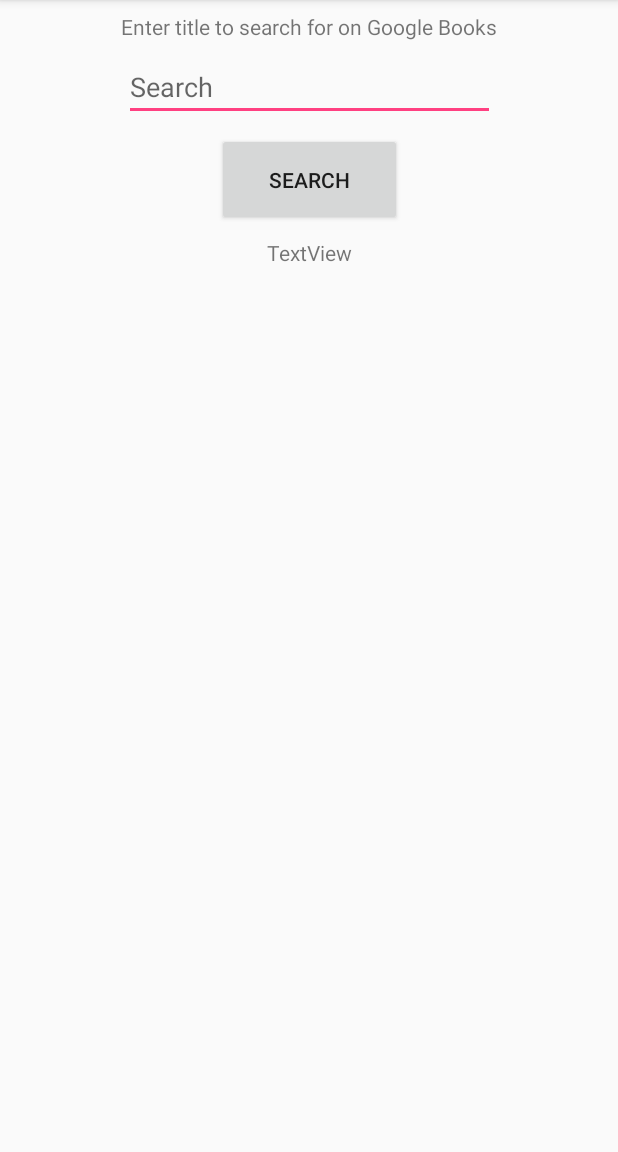
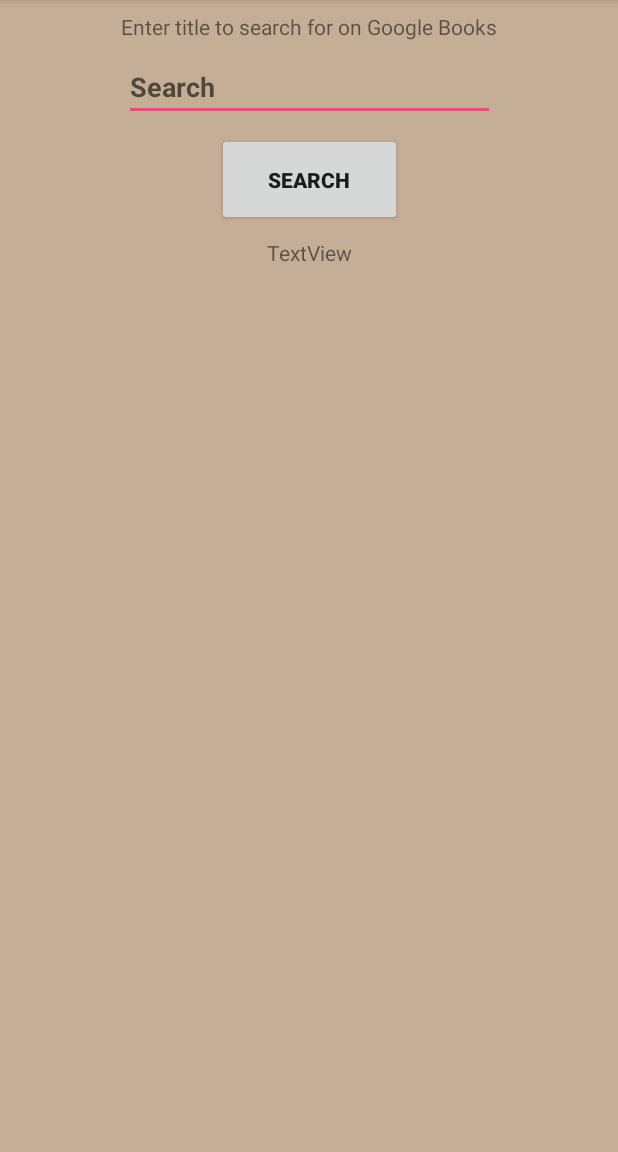
Before and after one commit to trevinp/BookListing, an Android app: the screen it shows after launch (MainActivity), on a phone screen of 412 x 824 dp, the part 84-1236 px from its top. Run offline under Robolectric (Android 15) with nearby library versions, the phone set to English and light mode, and no system bars.

```diff
--- a/app/src/main/res/layout/activity_main.xml
+++ b/app/src/main/res/layout/activity_main.xml
@@ -4,6 +4,7 @@
     xmlns:tools="http://schemas.android.com/tools"
     android:layout_width="match_parent"
     android:layout_height="match_parent"
+    android:background="#C5AE96"
     tools:context="com.example.android.booklisting.MainActivity">
 
     <TextView
@@ -12,9 +13,9 @@
         android:layout_height="wrap_content"
         android:layout_marginBottom="8dp"
         android:layout_marginEnd="8dp"
+        android:layout_marginLeft="15dp"
         android:layout_marginStart="8dp"
         android:layout_marginTop="8dp"
-        android:layout_marginLeft="15dp"
         android:text="Enter title to search for on Google Books"
         app:layout_constraintEnd_toEndOf="parent"
         app:layout_constraintStart_toStartOf="parent"
@@ -29,6 +30,7 @@
         android:layout_marginTop="8dp"
         android:ems="10"
         android:hint="Search"
+        android:textStyle="bold"
         app:layout_constraintEnd_toEndOf="parent"
         app:layout_constraintHorizontal_bias="0.504"
         app:layout_constraintStart_toStartOf="parent"
@@ -42,6 +44,7 @@
         android:layout_marginStart="8dp"
         android:layout_marginTop="8dp"
         android:onClick="doSearch"
+        android:textStyle="bold"
         android:text="SEARCH"
         app:layout_constraintEnd_toEndOf="parent"
         app:layout_constraintStart_toStartOf="parent"
```
